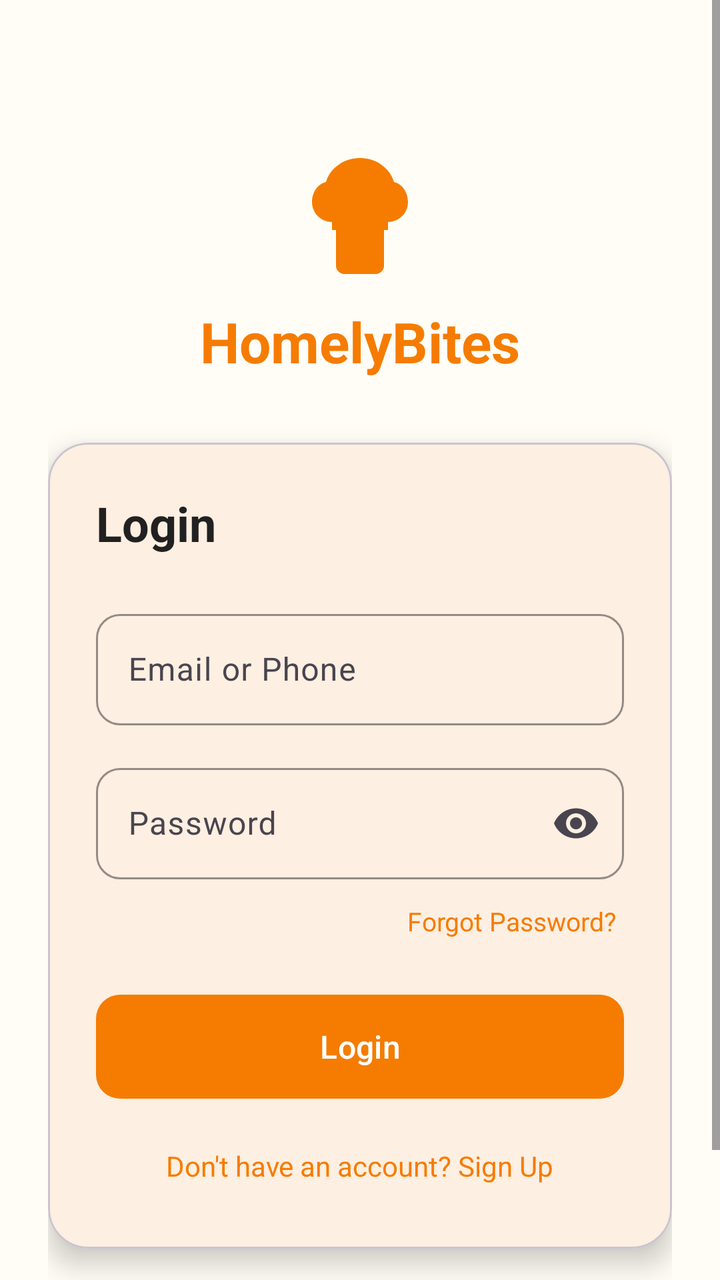
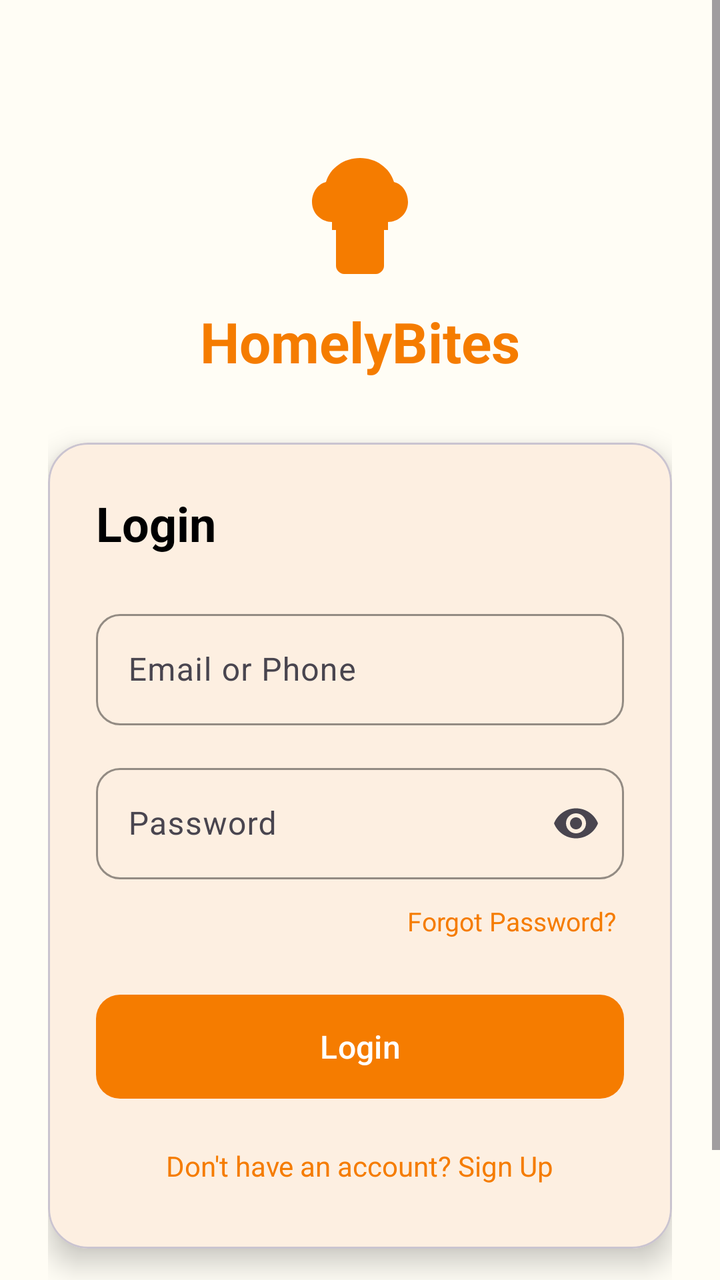

An Android layout rendered at two revisions. The XML below is the earlier revision; the diff shows what the commit changed to produce the second picture.
<!-- AndroidManifest.xml: application theme Theme.Homelybites -->
<!-- res/layout/activity_customer_login.xml -->
<?xml version="1.0" encoding="utf-8"?>
<ScrollView xmlns:android="http://schemas.android.com/apk/res/android"
    xmlns:app="http://schemas.android.com/apk/res-auto"
    android:layout_width="match_parent"
    android:layout_height="match_parent"
    android:background="@color/background_cream"
    android:fillViewport="true">

    <LinearLayout
        android:layout_width="match_parent"
        android:layout_height="wrap_content"
        android:gravity="center_horizontal"
        android:orientation="vertical"
        android:padding="24dp">

        
        <LinearLayout
            android:layout_width="match_parent"
            android:layout_height="wrap_content"
            android:gravity="center"
            android:orientation="vertical"
            android:layout_marginTop="40dp"
            android:layout_marginBottom="32dp">

            <ImageView
                android:layout_width="80dp"
                android:layout_height="80dp"
                android:src="@drawable/ic_chef_hat"
                app:tint="@color/primary" />

            <TextView
                android:layout_width="wrap_content"
                android:layout_height="wrap_content"
                android:layout_marginTop="8dp"
                android:text="@string/app_name"
                android:textColor="@color/primary"
                android:textSize="28sp"
                android:textStyle="bold" />
        </LinearLayout>

        
        <com.google.android.material.card.MaterialCardView
            android:layout_width="match_parent"
            android:layout_height="wrap_content"
            app:cardCornerRadius="20dp"
            app:cardElevation="8dp"
            app:cardBackgroundColor="@color/surface_white">

            <LinearLayout
                android:layout_width="match_parent"
                android:layout_height="wrap_content"
                android:orientation="vertical"
                android:padding="24dp">

                <TextView
                    android:id="@+id/tvTitle"
                    android:layout_width="wrap_content"
                    android:layout_height="wrap_content"
                    android:text="@string/login"
                    android:textColor="@color/text_primary"
                    android:textSize="24sp"
                    android:textStyle="bold"
                    android:layout_marginBottom="24dp" />

                <com.google.android.material.textfield.TextInputLayout
                    android:id="@+id/tilEmail"
                    style="@style/AppTextInput"
                    android:layout_width="match_parent"
                    android:layout_height="wrap_content"
                    android:layout_marginBottom="16dp"
                    android:hint="@string/email_hint">

                    <com.google.android.material.textfield.TextInputEditText
                        android:id="@+id/etEmail"
                        android:layout_width="match_parent"
                        android:layout_height="wrap_content"
                        android:inputType="textEmailAddress" />
                </com.google.android.material.textfield.TextInputLayout>

                <com.google.android.material.textfield.TextInputLayout
                    android:id="@+id/tilName"
                    style="@style/AppTextInput"
                    android:layout_width="match_parent"
                    android:layout_height="wrap_content"
                    android:layout_marginBottom="16dp"
                    android:hint="@string/name_hint"
                    android:visibility="gone">

                    <com.google.android.material.textfield.TextInputEditText
                        android:id="@+id/etName"
                        android:layout_width="match_parent"
                        android:layout_height="wrap_content"
                        android:inputType="textPersonName" />
                </com.google.android.material.textfield.TextInputLayout>

                <com.google.android.material.textfield.TextInputLayout
                    android:id="@+id/tilPhone"
                    style="@style/AppTextInput"
                    android:layout_width="match_parent"
                    android:layout_height="wrap_content"
                    android:layout_marginBottom="16dp"
                    android:hint="@string/phone_hint"
                    android:visibility="gone">

                    <com.google.android.material.textfield.TextInputEditText
                        android:id="@+id/etPhone"
                        android:layout_width="match_parent"
                        android:layout_height="wrap_content"
                        android:inputType="phone" />
                </com.google.android.material.textfield.TextInputLayout>

                <com.google.android.material.textfield.TextInputLayout
                    android:id="@+id/tilPassword"
                    style="@style/AppTextInput"
                    android:layout_width="match_parent"
                    android:layout_height="wrap_content"
                    android:layout_marginBottom="8dp"
                    android:hint="@string/password_hint"
                    app:endIconMode="password_toggle">

                    <com.google.android.material.textfield.TextInputEditText
                        android:id="@+id/etPassword"
                        android:layout_width="match_parent"
                        android:layout_height="wrap_content"
                        android:inputType="textPassword" />
                </com.google.android.material.textfield.TextInputLayout>

                <TextView
                    android:id="@+id/tvForgotPassword"
                    android:layout_width="wrap_content"
                    android:layout_height="wrap_content"
                    android:layout_gravity="end"
                    android:padding="4dp"
                    android:text="@string/forgot_password"
                    android:textColor="@color/primary"
                    android:textSize="13sp"
                    android:layout_marginBottom="24dp" />

                <com.google.android.material.button.MaterialButton
                    android:id="@+id/btnLogin"
                    style="@style/AppButton.Primary"
                    android:layout_width="match_parent"
                    android:layout_height="52dp"
                    android:text="@string/login"
                    android:textSize="16sp" />

                <ProgressBar
                    android:id="@+id/progressBar"
                    android:layout_width="wrap_content"
                    android:layout_height="wrap_content"
                    android:layout_gravity="center"
                    android:layout_marginTop="16dp"
                    android:visibility="gone" />

                <TextView
                    android:id="@+id/tvToggleMode"
                    android:layout_width="wrap_content"
                    android:layout_height="wrap_content"
                    android:layout_gravity="center"
                    android:layout_marginTop="16dp"
                    android:padding="8dp"
                    android:text="@string/dont_have_account"
                    android:textColor="@color/primary"
                    android:textSize="14sp" />

            </LinearLayout>
        </com.google.android.material.card.MaterialCardView>

        <com.google.android.material.button.MaterialButton
            android:id="@+id/btnCookMode"
            style="@style/AppButton.Outlined"
            android:layout_width="match_parent"
            android:layout_height="48dp"
            android:layout_marginTop="16dp"
            android:text="@string/continue_as_cook" />

    </LinearLayout>
</ScrollView>
<!-- resources referenced by this layout -->
<resources>
  <color name="background_cream">#FFFDF5</color>
  <color name="primary">#F57C00</color>
  <color name="surface_white">#FFFFFF</color>
  <color name="text_primary">#212121</color>
  <!-- drawable ic_chef_hat (drawable) -->
  <vector xmlns:android="http://schemas.android.com/apk/res/android"
      android:width="80dp"
      android:height="80dp"
      android:viewportWidth="80"
      android:viewportHeight="80">
      
      <path
          android:fillColor="#FFFFFF"
          android:pathData="M40,15c-8,0 -15,5 -17,12c-4,1 -7,5 -7,10c0,6 5,10 10,10h28c5,0 10,-4 10,-10c0,-5 -3,-9 -7,-10c-2,-7 -9,-12 -17,-12z"/>
      
      <path
          android:fillColor="#E65100"
          android:pathData="M26,47h28v4h-28z"/>
      
      <path
          android:fillColor="#FFFFFF"
          android:pathData="M28,51h24v18c0,2 -2,4 -4,4h-16c-2,0 -4,-2 -4,-4z"/>
  </vector>
  <string name="app_name">HomelyBites</string>
  <string name="continue_as_cook">Continue as Cook</string>
  <string name="dont_have_account">Don\'t have an account? Sign Up</string>
  <string name="email_hint">Email or Phone</string>
  <string name="forgot_password">Forgot Password?</string>
  <string name="login">Login</string>
  <string name="name_hint">Full Name</string>
  <string name="password_hint">Password</string>
  <string name="phone_hint">Phone Number</string>
  <style name="AppButton.Outlined" parent="Widget.Material3.Button.OutlinedButton">
          <item name="cornerRadius">12dp</item>
          <item name="android:padding">12dp</item>
          <item name="android:insetTop">0dp</item>
          <item name="android:insetBottom">0dp</item>
          <item name="strokeColor">@color/primary</item>
          <item name="android:textColor">@color/primary</item>
          <item name="android:textAllCaps">false</item>
      </style>
  <style name="AppButton.Primary">
          <item name="backgroundTint">@color/primary</item>
      </style>
  <style name="AppTextInput" parent="Widget.Material3.TextInputLayout.OutlinedBox">
          <item name="boxCornerRadiusTopStart">12dp</item>
          <item name="boxCornerRadiusTopEnd">12dp</item>
          <item name="boxCornerRadiusBottomStart">12dp</item>
          <item name="boxCornerRadiusBottomEnd">12dp</item>
          <item name="boxStrokeColor">@color/primary</item>
          <item name="hintTextColor">@color/primary</item>
      </style>
  <style name="Theme.Homelybites" parent="Base.Theme.Homelybites" />
  <style name="Base.Theme.Homelybites" parent="Theme.Material3.DayNight.NoActionBar">
          <item name="colorPrimary">@color/primary</item>
          <item name="colorPrimaryVariant">@color/primary_variant</item>
          <item name="colorOnPrimary">@color/on_primary</item>
          <item name="colorSecondary">@color/success_green</item>
          <item name="colorOnSecondary">@color/white</item>
          <item name="colorError">@color/error_red</item>
          <item name="colorOnError">@color/white</item>
          <item name="android:windowBackground">@color/background_cream</item>
          <item name="android:colorBackground">@color/background_cream</item>
          <item name="colorSurface">@color/surface_white</item>
          <item name="colorOnSurface">@color/text_primary</item>
          <item name="android:statusBarColor">@color/primary</item>
      </style>
  <color name="primary_variant">#E65100</color>
  <color name="on_primary">#FFFFFF</color>
  <color name="success_green">#4CAF50</color>
  <color name="white">#FFFFFFFF</color>
  <color name="error_red">#E53935</color>
</resources>

<!-- the commit's change to res/layout/activity_customer_login.xml (unified diff, before → after) -->
@@ -57,7 +57,7 @@
                     android:layout_width="wrap_content"
                     android:layout_height="wrap_content"
                     android:text="@string/login"
-                    android:textColor="@color/text_primary"
+                    android:textColor="@color/black"
                     android:textSize="24sp"
                     android:textStyle="bold"
                     android:layout_marginBottom="24dp" />
@@ -74,6 +74,7 @@
                         android:id="@+id/etEmail"
                         android:layout_width="match_parent"
                         android:layout_height="wrap_content"
+                        android:textColor="@color/black"
                         android:inputType="textEmailAddress" />
                 </com.google.android.material.textfield.TextInputLayout>
 
@@ -90,6 +91,7 @@
                         android:id="@+id/etName"
                         android:layout_width="match_parent"
                         android:layout_height="wrap_content"
+                        android:textColor="@color/black"
                         android:inputType="textPersonName" />
                 </com.google.android.material.textfield.TextInputLayout>
 
@@ -106,6 +108,7 @@
                         android:id="@+id/etPhone"
                         android:layout_width="match_parent"
                         android:layout_height="wrap_content"
+                        android:textColor="@color/black"
                         android:inputType="phone" />
                 </com.google.android.material.textfield.TextInputLayout>
 
@@ -122,6 +125,7 @@
                         android:id="@+id/etPassword"
                         android:layout_width="match_parent"
                         android:layout_height="wrap_content"
+                        android:textColor="@color/black"
                         android:inputType="textPassword" />
                 </com.google.android.material.textfield.TextInputLayout>
 
<!-- resource entries referenced after the edit -->
@@ -1,6 +1,7 @@
 <!-- resources referenced by this layout -->
 <resources>
   <color name="background_cream">#FFFDF5</color>
+  <color name="black">#FF000000</color>
   <color name="primary">#F57C00</color>
   <color name="surface_white">#FFFFFF</color>
   <color name="text_primary">#212121</color>
